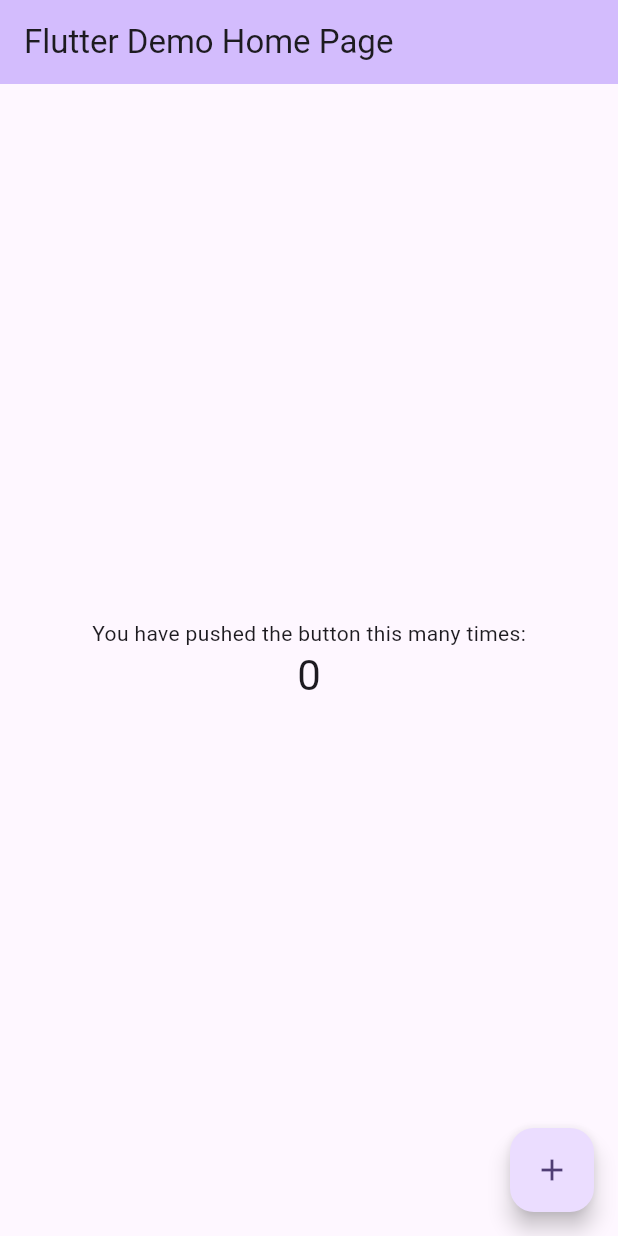
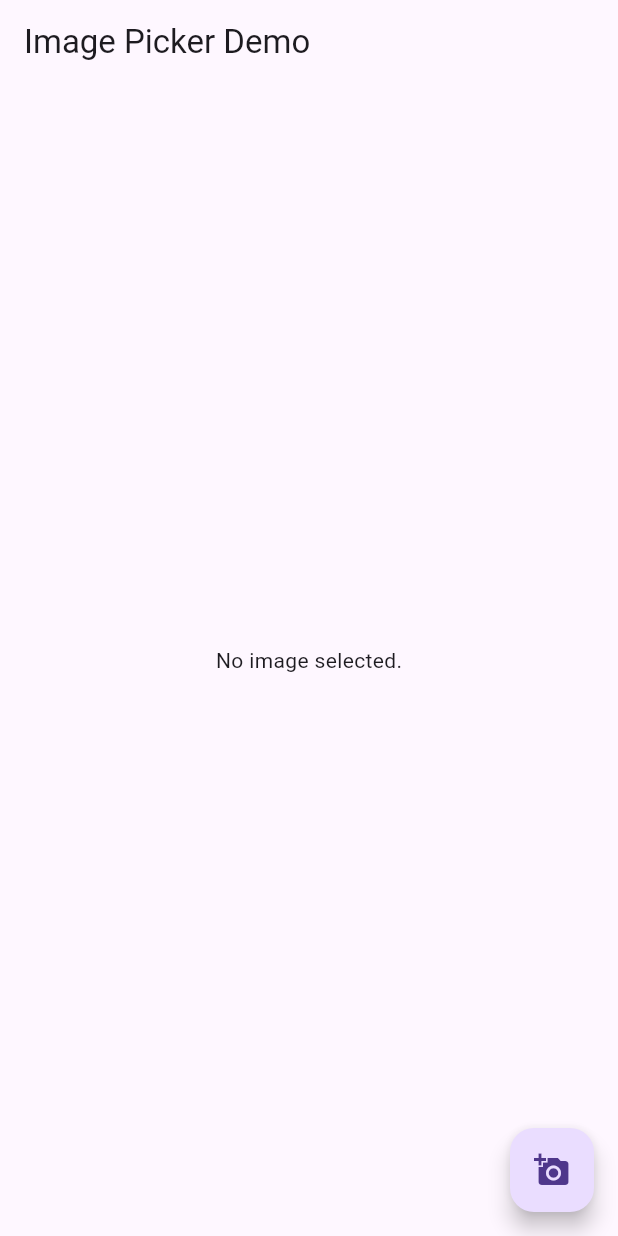
Before and after one commit to lambdaclass/employee-search-engine, a Flutter app: the screen it shows after launch, on a phone screen of 412 x 824 dp. Run offline on Flutter 3.47's test engine with Material 3 defaults, Android fonts, the phone set to English and light mode, and no system bars; our stand-ins replace image_picker.

Commit message:
update gitignore and upload image

```diff
--- a/flutter_app/lib/main.dart
+++ b/flutter_app/lib/main.dart
@@ -1,124 +1,120 @@
+import 'dart:io';
 import 'package:flutter/material.dart';
+import 'package:image_picker/image_picker.dart';
+import 'package:path_provider/path_provider.dart';
+import 'dart:convert';
+import 'package:http/http.dart' as http;
 
 void main() {
   runApp(const MyApp());
 }
 
 class MyApp extends StatelessWidget {
-  const MyApp({super.key});
+  const MyApp({Key? key}) : super(key: key);
 
-  // This widget is the root of your application.
   @override
   Widget build(BuildContext context) {
     return MaterialApp(
-      title: 'Flutter Demo',
+      title: 'Image Picker Demo',
       theme: ThemeData(
-        // This is the theme of your application.
-        // TRY THIS: Try running your application with "flutter run". You'll see
-        // the application has a blue toolbar. Then, without quitting the app,
-        // try changing the seedColor in the colorScheme below to Colors.green
-        // and then invoke "hot reload" (save your changes or press the "hot
-        // reload" button in a Flutter-supported IDE, or press "r" if you used
-        // the command line to start the app).
-        //
-        // Notice that the counter didn't reset back to zero; the application
-        // state is not lost during the reload. To reset the state, use hot
-        // restart instead.
-        //
-        // This works for code too, not just values: Most code changes can be
-        // tested with just a hot reload.
-        colorScheme: ColorScheme.fromSeed(seedColor: Colors.deepPurple),
-        useMaterial3: true,
+        primarySwatch: Colors.blue,
       ),
-      home: const MyHomePage(title: 'Flutter Demo Home Page'),
+      home: const MyHomePage(title: 'Image Picker Demo'),
     );
   }
 }
 
 class MyHomePage extends StatefulWidget {
-  const MyHomePage({super.key, required this.title});
-
-  // This widget is the home page of your application. It is stateful, meaning
-  // that it has a State object (defined below) that contains fields that affect
-  // how it looks.
-
-  // This class is the configuration for the state. It holds the values (in this
-  // case the title) provided by the parent (in this case the App widget) and
-  // used by the build method of the State. Fields in a Widget subclass are
-  // always marked "final".
+  const MyHomePage({Key? key, required this.title}) : super(key: key);
 
   final String title;
 
   @override
-  State<MyHomePage> createState() => _MyHomePageState();
+  createState() => _MyHomePageState();
 }
 
 class _MyHomePageState extends State<MyHomePage> {
-  int _counter = 0;
+  File? _image;
 
-  void _incrementCounter() {
-    setState(() {
-      // This call to setState tells the Flutter framework that something has
-      // changed in this State, which causes it to rerun the build method below
-      // so that the display can reflect the updated values. If we changed
-      // _counter without calling setState(), then the build method would not be
-      // called again, and so nothing would appear to happen.
-      _counter++;
-    });
+  Future<void> _getImage() async {
+    final pickedFile =
+        await ImagePicker().pickImage(source: ImageSource.gallery);
+
+    if (pickedFile != null) {
+      setState(() {
+        _image = File(pickedFile.path);
+      });
+
+      // Convert the image to base64
+      final bytes = await _image!.readAsBytes();
+      final base64Image = base64Encode(bytes);
+
+      await _logBase64ImageToFile(base64Image);
+
+      // Send the base64-encoded image to the endpoint
+      await _sendImageToEndpoint(base64Image);
+    }
+  }
+
+  Future<void> _logBase64ImageToFile(String base64Image) async {
+    try {
+      // Get the documents directory
+      final appDocumentsDirectory = await getApplicationDocumentsDirectory();
+
+      // Relative path within the documents directory
+      final relativePath = 'logs/base64_image_log.txt';
+      final filePath = '${appDocumentsDirectory.path}/$relativePath';
+
+      final file = File(filePath);
+
+      // Ensure the directory exists
+      await file.parent.create(recursive: true);
+
+      // Write the base64-encoded image to the file
+      await file.writeAsString(base64Image);
+      print("Base64-encoded image logged to $filePath");
+    } catch (e) {
+      print("Error writing to file: $e");
+    }
+  }
+
+  Future<void> _sendImageToEndpoint(String base64Image) async {
+    final endpointUrl = 'YOUR_ENDPOINT_URL';
+
+    try {
+      final response = await http.post(
+        Uri.parse(endpointUrl),
+        body: {'image': base64Image},
+      );
+
+      if (response.statusCode == 200) {
+        print('Image sent successfully');
+        print('Server response: ${response.body}');
+      } else {
+        print(
+            'Image send failed. Server responded with ${response.statusCode}');
+      }
+    } catch (error) {
+      print('Error sending image: $error');
+    }
   }
 
   @override
   Widget build(BuildContext context) {
-    // This method is rerun every time setState is called, for instance as done
-    // by the _incrementCounter method above.
-    //
-    // The Flutter framework has been optimized to make rerunning build methods
-    // fast, so that you can just rebuild anything that needs updating rather
-    // than having to individually change instances of widgets.
     return Scaffold(
       appBar: AppBar(
-        // TRY THIS: Try changing the color here to a specific color (to
-        // Colors.amber, perhaps?) and trigger a hot reload to see the AppBar
-        // change color while the other colors stay the same.
-        backgroundColor: Theme.of(context).colorScheme.inversePrimary,
-        // Here we take the value from the MyHomePage object that was created by
-        // the App.build method, and use it to set our appbar title.
         title: Text(widget.title),
       ),
       body: Center(
-        // Center is a layout widget. It takes a single child and positions it
-        // in the middle of the parent.
-        child: Column(
-          // Column is also a layout widget. It takes a list of children and
-          // arranges them vertically. By default, it sizes itself to fit its
-          // children horizontally, and tries to be as tall as its parent.
-          //
-          // Column has various properties to control how it sizes itself and
-          // how it positions its children. Here we use mainAxisAlignment to
-          // center the children vertically; the main axis here is the vertical
-          // axis because Columns are vertical (the cross axis would be
-          // horizontal).
-          //
-          // TRY THIS: Invoke "debug painting" (choose the "Toggle Debug Paint"
-          // action in the IDE, or press "p" in the console), to see the
-          // wireframe for each widget.
-          mainAxisAlignment: MainAxisAlignment.center,
-          children: <Widget>[
-            const Text(
-              'You have pushed the button this many times:',
-            ),
-            Text(
-              '$_counter',
-              style: Theme.of(context).textTheme.headlineMedium,
-            ),
-          ],
-        ),
+        child: _image == null
+            ? const Text('No image selected.')
+            : Image.file(_image!),
       ),
       floatingActionButton: FloatingActionButton(
-        onPressed: _incrementCounter,
-        tooltip: 'Increment',
-        child: const Icon(Icons.add),
-      ), // This trailing comma makes auto-formatting nicer for build methods.
+        onPressed: _getImage,
+        tooltip: 'Pick Image',
+        child: const Icon(Icons.add_a_photo),
+      ),
     );
   }
 }
--- a/flutter_app/pubspec.yaml
+++ b/flutter_app/pubspec.yaml
@@ -35,7 +35,9 @@ dependencies:
   # The following adds the Cupertino Icons font to your application.
   # Use with the CupertinoIcons class for iOS style icons.
   cupertino_icons: ^1.0.2
-
+  image_picker: ^1.0.5
+  path_provider: ^2.1.1
+  http: ^1.1.0
 dev_dependencies:
   flutter_test:
     sdk: flutter
```
Also changed, not shown: flutter_app/lib/logs/base64_image_log.txt (added), flutter_app/pubspec.lock, 55 other files.
